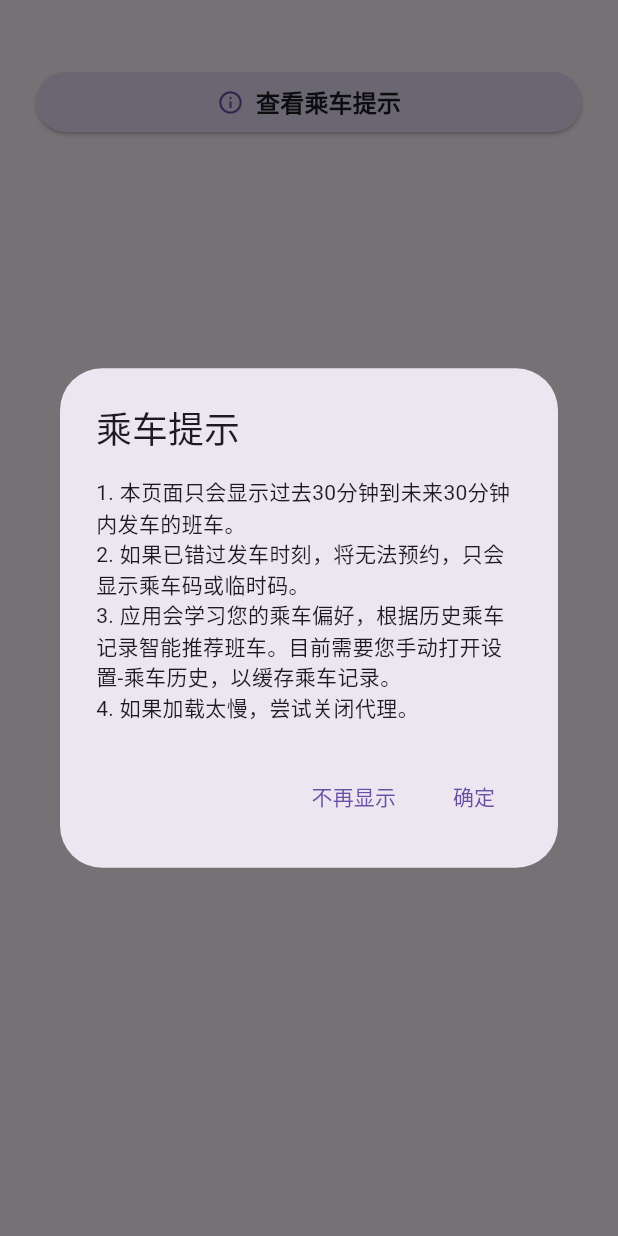
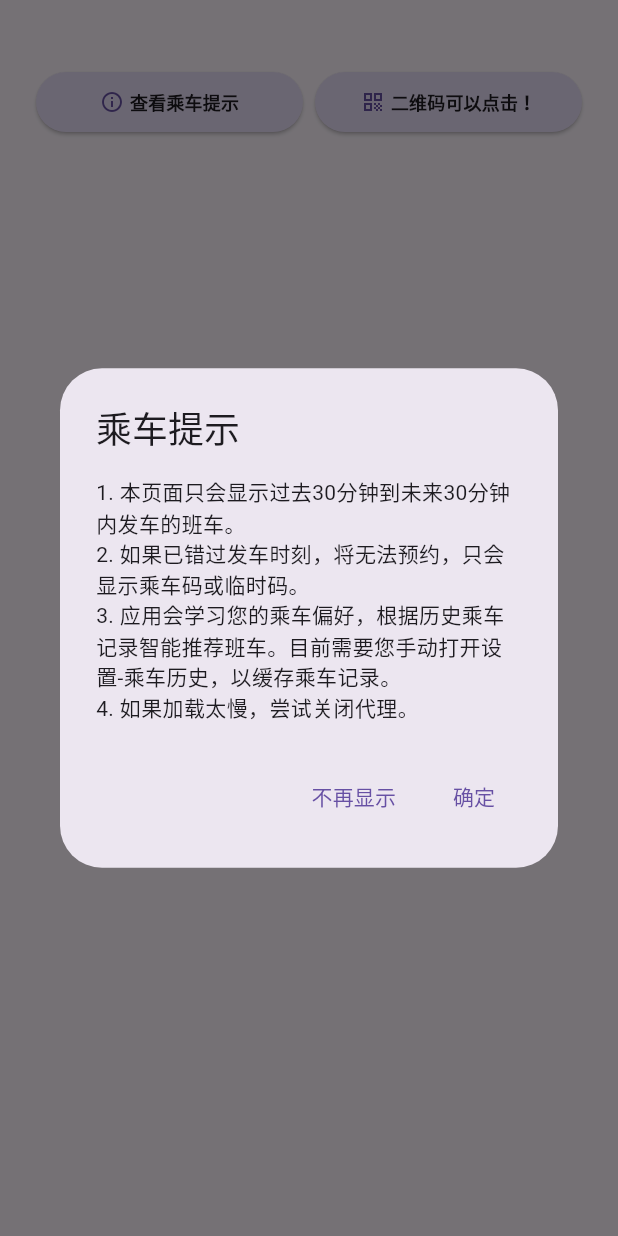
Before and after one commit to VariantConst/Marchkov-Helper, a Flutter app: the RidePage screen opened directly, after a tap on "查看乘车提示", on a phone screen of 412 x 824 dp. Run offline on Flutter 3.47's test engine with Material 3 defaults, Android fonts, the phone set to English and light mode, and no system bars; our stand-ins replace cookie_jar, fl_chart, flutter_svg, package_info_plus, qr_flutter, shared_preferences and 1 more; accounts and stored records are empty; network calls fail; statements that could not run were skipped.

Commit message:
fix(ios): update marketing version to 2.1.3

```diff
--- a/lib/screens/ride/ride_page.dart
+++ b/lib/screens/ride/ride_page.dart
@@ -39,9 +39,10 @@ class RidePageState extends State<RidePage> with AutomaticKeepAliveClientMixin {
   bool _isLoading = true;
 
   // 添加新的属性
-  bool? _showTip;
+  bool? _showTip1;
+  bool? _showTip2;
 
-  // 添加一个新的列表来存储每个卡片的状态
+  // 添加一个新的列���来存储每个卡片的状态
   List<Map<String, dynamic>> _cardStates = [];
 
   @override
@@ -285,7 +286,7 @@ class RidePageState extends State<RidePage> with AutomaticKeepAliveClientMixin {
       _selectedBusIndex = index;
     });
 
-    // 修改以下条件：基于 'codeType' 而不是 'errorMessage'
+    // 修改���下条件：基于 'codeType' 而不是 'errorMessage'
     if (_cardStates[index]['codeType'] == '乘车码') {
       return; // 如果已经是乘车码，不需要重新获取数据
     }
@@ -427,20 +428,24 @@ class RidePageState extends State<RidePage> with AutomaticKeepAliveClientMixin {
     };
   }
 
-  // 添加新的方法
+  // 修改 _loadTipPreference 方法以加载两个提示的状态
   Future<void> _loadTipPreference() async {
     final prefs = await SharedPreferences.getInstance();
     setState(() {
-      _showTip = prefs.getBool('showRideTip') ?? true;
+      _showTip1 = prefs.getBool('showRideTip1') ?? true;
+      _showTip2 = prefs.getBool('showRideTip2') ?? true;
     });
   }
 
-  Future<void> _saveTipPreference(bool show) async {
+  // 修改 _saveTipPreference 方法以保存两个提示的状态
+  Future<void> _saveTipPreference(bool showTip1, bool showTip2) async {
     final prefs = await SharedPreferences.getInstance();
-    await prefs.setBool('showRideTip', show);
+    await prefs.setBool('showRideTip1', showTip1);
+    await prefs.setBool('showRideTip2', showTip2);
   }
 
-  void _showTipDialog() {
+  // 新增方法用于显示第一个提示对话框
+  void _showTipDialog1() {
     showDialog(
       context: context,
       builder: (context) => AlertDialog(
@@ -460,9 +465,43 @@ class RidePageState extends State<RidePage> with AutomaticKeepAliveClientMixin {
             onPressed: () {
               Navigator.of(context).pop();
               setState(() {
-                _showTip = false;
+                _showTip1 = false;
               });
-              _saveTipPreference(false);
+              _saveTipPreference(false, _showTip2 ?? true);
+            },
+            child: Text('不再显示'),
+          ),
+          TextButton(
+            onPressed: () => Navigator.of(context).pop(),
+            child: Text('确定'),
+          ),
+        ],
+      ),
+    );
+  }
+
+  // 新增方法用于显示第二个提示对话框
+  void _showTipDialog2() {
+    showDialog(
+      context: context,
+      builder: (context) => AlertDialog(
+        title: Text('二维码提示'),
+        content: Column(
+          mainAxisSize: MainAxisSize.min,
+          crossAxisAlignment: CrossAxisAlignment.start,
+          children: [
+            Text('二维码可以点击！'),
+            Text('点击二维码可以切换到仿官方页面。'),
+          ],
+        ),
+        actions: [
+          TextButton(
+            onPressed: () {
+              Navigator.of(context).pop();
+              setState(() {
+                _showTip2 = false;
+              });
+              _saveTipPreference(_showTip1 ?? true, false);
             },
             child: Text('不再显示'),
           ),
@@ -578,26 +617,37 @@ class RidePageState extends State<RidePage> with AutomaticKeepAliveClientMixin {
             child: Column(
               mainAxisAlignment: MainAxisAlignment.center,
               children: [
-                if (_showTip == true)
+                // 修改乘车提示部分，添加新的二维码提示
+                if (_showTip1 == true || _showTip2 == true)
                   Padding(
                     padding:
                         EdgeInsets.symmetric(horizontal: 24.0, vertical: 8.0),
+                    child: Row(
+                      children: [
+                        if (_showTip1 == true)
+                          Expanded(
                             child: ElevatedButton(
-                      onPressed: _showTipDialog,
+                              onPressed: _showTipDialog1,
                               style: ElevatedButton.styleFrom(
-                        backgroundColor:
-                            Theme.of(context).colorScheme.secondaryContainer,
+                                backgroundColor: Theme.of(context)
+                                    .colorScheme
+                                    .secondaryContainer,
                                 shape: RoundedRectangleBorder(
                                   borderRadius: BorderRadius.circular(30),
                                 ),
+                                padding: EdgeInsets.symmetric(
+                                    horizontal: 8, vertical: 0), // 减小水平内边距
                               ),
                               child: Row(
                                 mainAxisAlignment: MainAxisAlignment.center,
                                 children: [
                                   Icon(Icons.info_outline,
-                              color: Theme.of(context).colorScheme.primary),
-                          SizedBox(width: 8),
-                          Text(
+                                      color:
+                                          Theme.of(context).colorScheme.primary,
+                                      size: 16),
+                                  SizedBox(width: 4),
+                                  Flexible(
+                                    child: Text(
                                       '查看乘车提示',
                                       style: TextStyle(
                                         color: Theme.of(context)
@@ -605,11 +655,62 @@ class RidePageState extends State<RidePage> with AutomaticKeepAliveClientMixin {
                                             .titleMedium
                                             ?.color,
                                         fontWeight: FontWeight.bold,
-                              fontSize: 16,
+                                        fontSize: 12,
+                                      ),
+                                      overflow:
+                                          TextOverflow.ellipsis, // 文本溢出时显示省略号
+                                      maxLines: 1, // 限制为单行
                                     ),
                                   ),
                                 ],
                               ),
+                            ),
+                          ),
+                        if (_showTip1 == true && _showTip2 == true)
+                          SizedBox(width: 8),
+                        if (_showTip2 == true)
+                          Expanded(
+                            child: ElevatedButton(
+                              onPressed: _showTipDialog2,
+                              style: ElevatedButton.styleFrom(
+                                backgroundColor: Theme.of(context)
+                                    .colorScheme
+                                    .secondaryContainer,
+                                shape: RoundedRectangleBorder(
+                                  borderRadius: BorderRadius.circular(30),
+                                ),
+                                padding: EdgeInsets.symmetric(
+                                    horizontal: 8, vertical: 0), // 减小水平内边距
+                              ),
+                              child: Row(
+                                mainAxisAlignment: MainAxisAlignment.center,
+                                children: [
+                                  Icon(Icons.qr_code,
+                                      color:
+                                          Theme.of(context).colorScheme.primary,
+                                      size: 16),
+                                  SizedBox(width: 4),
+                                  Flexible(
+                                    child: Text(
+                                      '二维码可以点击！',
+                                      style: TextStyle(
+                                        color: Theme.of(context)
+                                            .textTheme
+                                            .titleMedium
+                                            ?.color,
+                                        fontWeight: FontWeight.bold,
+                                        fontSize: 12,
+                                      ),
+                                      overflow:
+                                          TextOverflow.ellipsis, // 文本溢出时显示省略号
+                                      maxLines: 1, // 限制为单行
+                                    ),
+                                  ),
+                                ],
+                              ),
+                            ),
+                          ),
+                      ],
                     ),
                   ),
                 SizedBox(
--- a/pubspec.yaml
+++ b/pubspec.yaml
@@ -16,7 +16,7 @@ publish_to: "none" # Remove this line if you wish to publish to pub.dev
 # https://developer.apple.com/library/archive/documentation/General/Reference/InfoPlistKeyReference/Articles/CoreFoundationKeys.html
 # In Windows, build-name is used as the major, minor, and patch parts
 # of the product and file versions while build-number is used as the build suffix.
-version: 2.1.2+1
+version: 2.1.3+1
 
 environment:
   sdk: ">=2.17.0 <3.0.0"
```
Also changed, not shown: 1 other file. Lines whose indentation alone changed are shown as unchanged.
